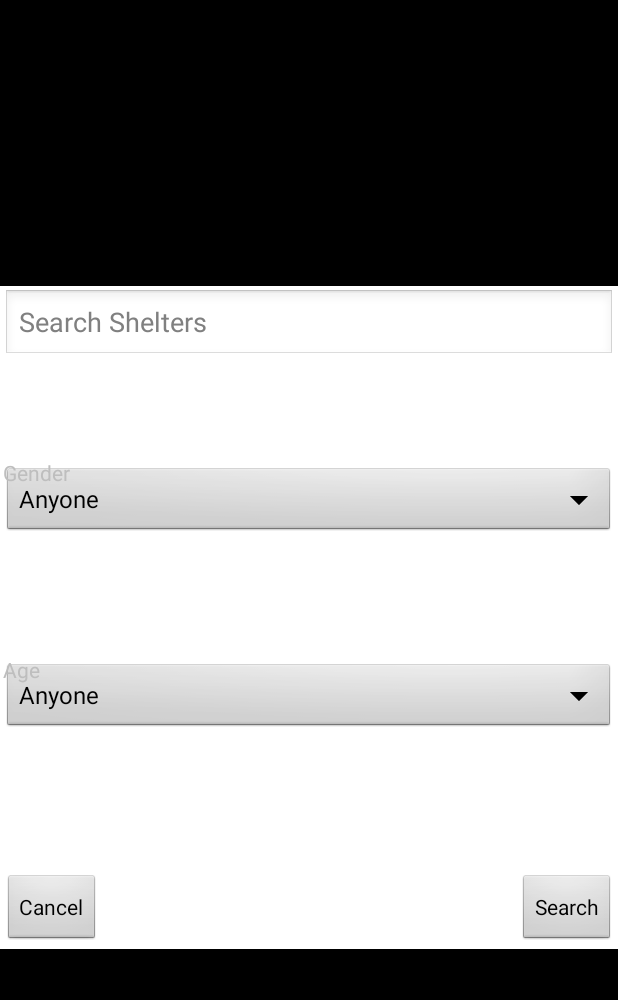
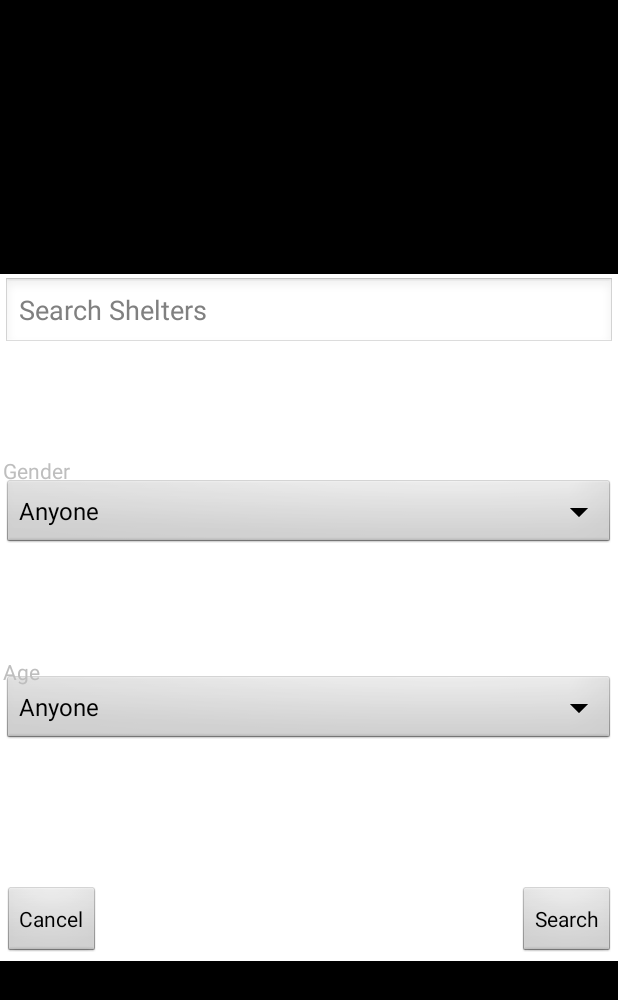
Before and after one commit to plum7ree/Shelter, an Android app: the ShelterSearchPopup screen opened directly, with no data from a screen before it, on a phone screen of 412 x 824 dp. Shown: the top 1000 px of the screen. Run offline under Robolectric (Android 15) with nearby library versions, the phone set to English and light mode, and no system bars.

Commit message:
modified:   app/src/main/res/layout/shelter_search_option_popup.xml

```diff
--- a/app/src/main/res/layout/shelter_search_option_popup.xml
+++ b/app/src/main/res/layout/shelter_search_option_popup.xml
@@ -26,7 +26,7 @@
 
         android:layout_alignParentStart="true"
         android:layout_below="@+id/search_bar"
-        android:layout_marginTop="69dp" />
+        android:layout_marginTop="85dp" />
 
     <Spinner
         android:id="@+id/age_spinner"
@@ -61,7 +61,7 @@
         android:layout_height="wrap_content"
         android:layout_above="@+id/age_spinner"
         android:layout_alignParentStart="true"
-        android:layout_marginBottom="34dp"
+        android:layout_marginBottom="43dp"
         android:text="Gender" />
 
     <TextView
@@ -70,7 +70,7 @@
         android:layout_height="wrap_content"
         android:layout_above="@+id/cancel_button"
         android:layout_alignParentStart="true"
-        android:layout_marginBottom="33dp"
+        android:layout_marginBottom="40dp"
         android:text="Age" />
 
 </RelativeLayout>
```
